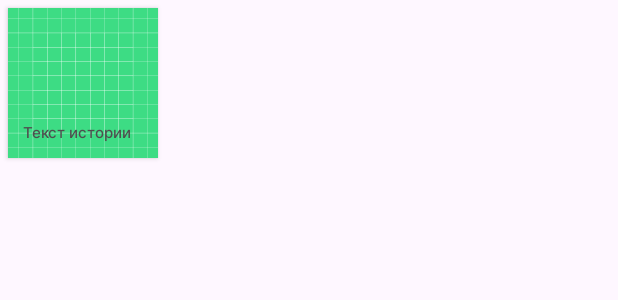
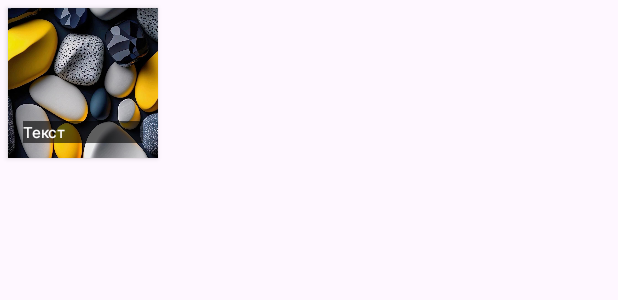
Before and after one commit to Aslan4242/android-platform, an Android app: the layout item_dashboard_story.xml on its own in the app's theme, with its tools: preview values and no code run, on a phone screen of 412 x 824 dp. Shown: the top 300 px of the screen. Run offline under Robolectric (Android 15) with nearby library versions, the phone set to English and light mode, and no system bars.

Commit message:
добавил тестовые изображения для историй

```diff
--- a/app/src/main/res/layout/fragment_single_story.xml
+++ b/app/src/main/res/layout/fragment_single_story.xml
@@ -36,7 +36,8 @@
         android:layout_width="match_parent"
         android:layout_height="wrap_content"
         android:textSize="@dimen/text_size_16"
-        android:textColor="@color/gray_2"
+        android:textColor="@color/white"
+        android:background="@color/overlay_color"
         android:fontFamily="@font/inter_medium"
         android:layout_alignBottom="@id/iv_background"
         android:layout_alignStart="@id/iv_background"
--- a/app/src/main/res/layout/item_dashboard_story.xml
+++ b/app/src/main/res/layout/item_dashboard_story.xml
@@ -18,7 +18,7 @@
             android:layout_width="@dimen/_100dp"
             android:layout_height="@dimen/_100dp"
             android:scaleType="centerCrop"
-            tools:src="@drawable/ic_launcher_background" />
+            tools:src="@drawable/story_background_1" />
 
         <TextView
             android:id="@+id/story_label"
@@ -29,8 +29,9 @@
             android:layout_alignEnd="@id/story_drawable"
             android:layout_margin="@dimen/_10dp"
             android:textSize="@dimen/text_size_10"
-            android:textColor="@color/gray_2"
+            android:textColor="@color/white"
+            android:background="@color/overlay_color"
             android:fontFamily="@font/inter_medium"
-            tools:text="Текст истории" />
+            tools:text="Текст" />
     </RelativeLayout>
 </androidx.cardview.widget.CardView>
```
Also changed, not shown: app/src/main/java/com/example/androidplatform/data/network/stories/RepositoryStoriesImpl.kt (+10 -10 lines), app/src/main/res/drawable/story_background_1.jpg (added), app/src/main/res/drawable/story_background_2.png (added), app/src/main/res/drawable/story_background_3.jpg (added).
